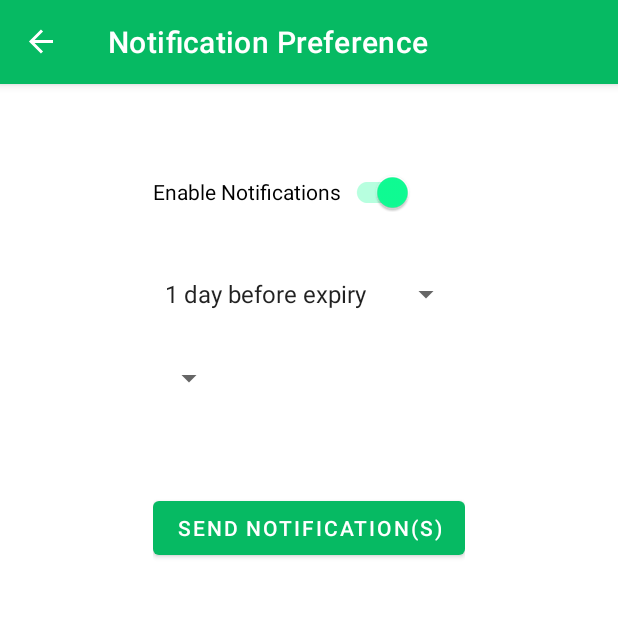
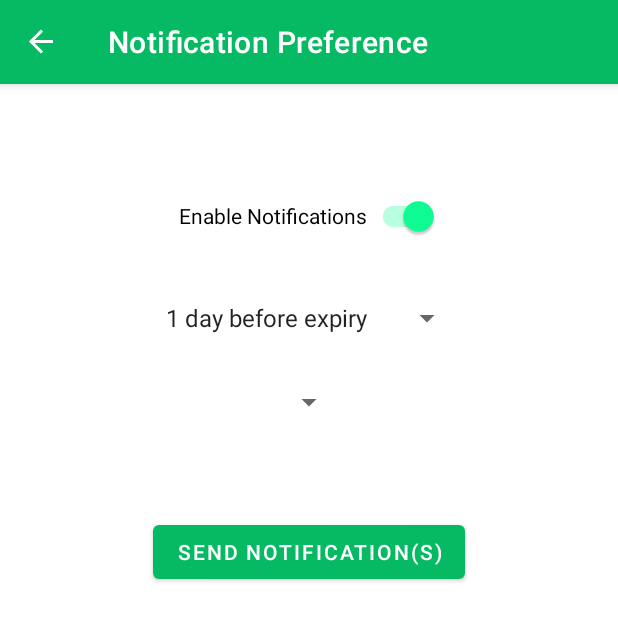
Before and after one commit to EggMcLegg/KeepFresh, an Android app: the screen it shows after launch (MainActivity), in the side drawer, after a tap on "Notification Preference", on a phone screen of 412 x 824 dp. Shown: the top 621 px of the screen. Run offline under Robolectric (Android 15) with nearby library versions, the phone set to English and light mode, and no system bars; our stand-ins replace Picasso, Room's generated code, navigation-ui; libraries missing offline, so code that uses them is left out: com.github.mikephil.charting; pictures from the network do not load; 1 statement that could not run was skipped.

Commit message:
correctly horizontally aligned preference fragment

```diff
--- a/app/src/main/res/layout/fragment_preference.xml
+++ b/app/src/main/res/layout/fragment_preference.xml
@@ -1,19 +1,11 @@
 <?xml version="1.0" encoding="utf-8"?>
-<androidx.constraintlayout.widget.ConstraintLayout
+<LinearLayout
     xmlns:android="http://schemas.android.com/apk/res/android"
-    xmlns:app="http://schemas.android.com/apk/res-auto"
-    xmlns:tools="http://schemas.android.com/tools"
     android:layout_width="match_parent"
     android:layout_height="match_parent"
-    tools:context=".MainActivity">
-
-    <LinearLayout
-        android:layout_width="wrap_content"
-        android:layout_height="wrap_content"
     android:orientation="vertical"
-        app:layout_constraintStart_toStartOf="parent"
-        app:layout_constraintEnd_toEndOf="parent"
-        app:layout_constraintTop_toTopOf="parent">
+    android:gravity="center_horizontal"
+    android:paddingTop="16dp">
 
     <androidx.appcompat.widget.SwitchCompat
         android:id="@+id/notificationSwitch"
@@ -47,9 +39,7 @@
         android:id="@+id/toggleSwitch"
         android:layout_width="wrap_content"
         android:layout_height="wrap_content"
-            android:layout_marginTop="16dp"
-            android:text="Notifications"
-            />
+        android:text="Notifications" />
 
     <Button
         android:id="@+id/scheduleNotificationsButton"
@@ -60,4 +50,3 @@
         android:text="Send Notification(s)" />
 
 </LinearLayout>
-</androidx.constraintlayout.widget.ConstraintLayout>
```
Lines whose indentation alone changed are shown as unchanged.
